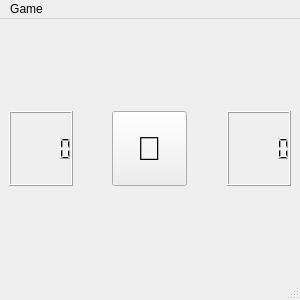
The window that minesweeper_ui.ui (rekin5320/minesweeper) describes before a commit, drawn with Qt 5.
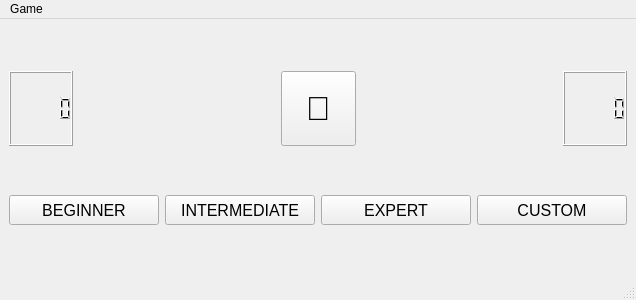
The same window after the commit.

Commit message: Implemented level buttons

Patch:
```diff
--- a/minesweeper_ui.ui
+++ b/minesweeper_ui.ui
@@ -115,6 +115,154 @@
       </item>
      </layout>
     </item>
+    <item>
+     <layout class="QHBoxLayout" name="buttonLayout">
+      <item>
+       <widget class="QPushButton" name="beginnerButton">
+        <property name="sizePolicy">
+         <sizepolicy hsizetype="Fixed" vsizetype="Fixed">
+          <horstretch>0</horstretch>
+          <verstretch>0</verstretch>
+         </sizepolicy>
+        </property>
+        <property name="minimumSize">
+         <size>
+          <width>150</width>
+          <height>30</height>
+         </size>
+        </property>
+        <property name="maximumSize">
+         <size>
+          <width>150</width>
+          <height>30</height>
+         </size>
+        </property>
+        <property name="baseSize">
+         <size>
+          <width>150</width>
+          <height>30</height>
+         </size>
+        </property>
+        <property name="font">
+         <font>
+          <pointsize>12</pointsize>
+         </font>
+        </property>
+        <property name="text">
+         <string>BEGINNER</string>
+        </property>
+       </widget>
+      </item>
+      <item>
+       <widget class="QPushButton" name="intermediateButton">
+        <property name="sizePolicy">
+         <sizepolicy hsizetype="Fixed" vsizetype="Fixed">
+          <horstretch>0</horstretch>
+          <verstretch>0</verstretch>
+         </sizepolicy>
+        </property>
+        <property name="minimumSize">
+         <size>
+          <width>150</width>
+          <height>30</height>
+         </size>
+        </property>
+        <property name="maximumSize">
+         <size>
+          <width>150</width>
+          <height>30</height>
+         </size>
+        </property>
+        <property name="baseSize">
+         <size>
+          <width>100</width>
+          <height>30</height>
+         </size>
+        </property>
+        <property name="font">
+         <font>
+          <pointsize>12</pointsize>
+         </font>
+        </property>
+        <property name="text">
+         <string>INTERMEDIATE</string>
+        </property>
+       </widget>
+      </item>
+      <item>
+       <widget class="QPushButton" name="expertButton">
+        <property name="sizePolicy">
+         <sizepolicy hsizetype="Fixed" vsizetype="Fixed">
+          <horstretch>0</horstretch>
+          <verstretch>0</verstretch>
+         </sizepolicy>
+        </property>
+        <property name="minimumSize">
+         <size>
+          <width>150</width>
+          <height>30</height>
+         </size>
+        </property>
+        <property name="maximumSize">
+         <size>
+          <width>150</width>
+          <height>30</height>
+         </size>
+        </property>
+        <property name="baseSize">
+         <size>
+          <width>150</width>
+          <height>30</height>
+         </size>
+        </property>
+        <property name="font">
+         <font>
+          <pointsize>12</pointsize>
+         </font>
+        </property>
+        <property name="text">
+         <string>EXPERT</string>
+        </property>
+       </widget>
+      </item>
+      <item>
+       <widget class="QPushButton" name="customButton">
+        <property name="sizePolicy">
+         <sizepolicy hsizetype="Fixed" vsizetype="Fixed">
+          <horstretch>0</horstretch>
+          <verstretch>0</verstretch>
+         </sizepolicy>
+        </property>
+        <property name="minimumSize">
+         <size>
+          <width>150</width>
+          <height>30</height>
+         </size>
+        </property>
+        <property name="maximumSize">
+         <size>
+          <width>150</width>
+          <height>30</height>
+         </size>
+        </property>
+        <property name="baseSize">
+         <size>
+          <width>150</width>
+          <height>30</height>
+         </size>
+        </property>
+        <property name="font">
+         <font>
+          <pointsize>12</pointsize>
+         </font>
+        </property>
+        <property name="text">
+         <string>CUSTOM</string>
+        </property>
+       </widget>
+      </item>
+     </layout>
+    </item>
    </layout>
   </widget>
   <widget class="QMenuBar" name="menubar">
```
